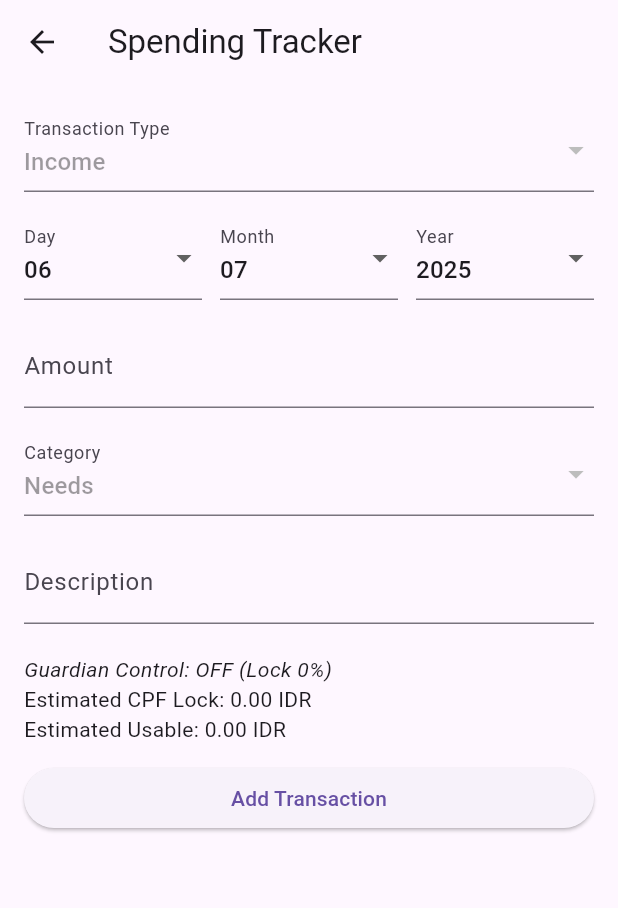
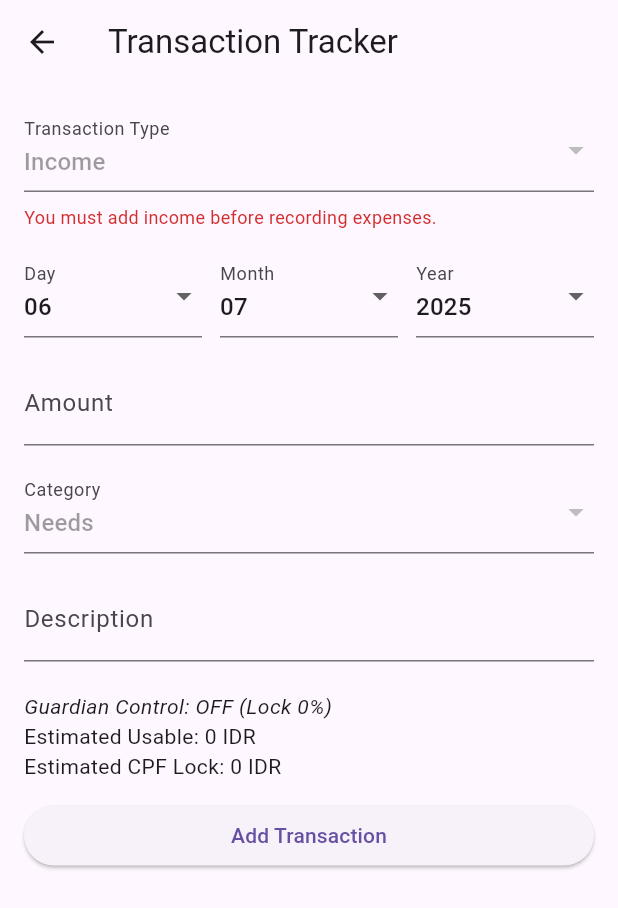
Before and after one commit to WilsonAnthonyT/SaveWiserApp, a Flutter app: the CurrentSavingsPage screen opened directly, after a tap on the "add" icon, on a phone screen of 412 x 824 dp. Shown: the top 908 px of the screen. Run offline on Flutter 3.47's test engine with Material 3 defaults, Android fonts, the phone set to English and light mode, and no system bars; our stand-ins replace firebase_auth, firebase_core, fl_chart, flutter_local_notifications, flutter_timezone, hive and 5 more; accounts and stored records are empty.

Commit message:
savings fix

```diff
--- a/savewiser/lib/pages/current_savings.dart
+++ b/savewiser/lib/pages/current_savings.dart
@@ -8,6 +8,27 @@ import 'spending_tracker.dart';
 
 final currencyFormatter = NumberFormat.decimalPattern();
 
+class MonthYear {
+  final int year;
+  final int month;
+
+  MonthYear({required this.year, required this.month});
+
+  @override
+  bool operator ==(Object other) =>
+      identical(this, other) ||
+      other is MonthYear &&
+          runtimeType == other.runtimeType &&
+          year == other.year &&
+          month == other.month;
+
+  @override
+  int get hashCode => year.hashCode ^ month.hashCode;
+
+  @override
+  String toString() => '$month/$year';
+}
+
 class CurrentSavingsPage extends StatefulWidget {
   const CurrentSavingsPage({super.key});
 
@@ -17,77 +38,87 @@ class CurrentSavingsPage extends StatefulWidget {
 
 class _CurrentSavingsPageState extends State<CurrentSavingsPage> {
   late Box<Transaction> _box;
-  late List<Map<String, int>> _recentMonths;
-  late Map<String, int> _selectedMonthYear;
+  late List<MonthYear> _recentMonths;
+  late MonthYear _selectedMonthYear;
 
   @override
   void initState() {
     super.initState();
     _box = Hive.box<Transaction>('transactions');
-    _recentMonths = _getRecentMonths(_box.values.toList());
+    _refreshMonths();
+  }
+
+  void _refreshMonths() {
+    final transactions = _box.values.toList();
+    _recentMonths = _getRecentMonths(transactions);
     _selectedMonthYear = _recentMonths.isNotEmpty
         ? _recentMonths.first
-        : {'year': DateTime.now().year, 'month': DateTime.now().month};
+        : MonthYear(year: DateTime.now().year, month: DateTime.now().month);
   }
 
-  List<Map<String, int>> _getRecentMonths(List<Transaction> transactions) {
-    final Set<String> uniqueExpenseKeys = {};
+  List<MonthYear> _getRecentMonths(List<Transaction> transactions) {
+    final Set<String> keys = {};
+    final List<MonthYear> result = [];
 
     for (var tx in transactions) {
       if (tx.transactionType == 'Expense') {
         final key = '${tx.year}-${tx.month.toString().padLeft(2, '0')}';
-        uniqueExpenseKeys.add(key);
+        if (keys.add(key)) {
+          result.add(MonthYear(year: tx.year, month: tx.month));
+        }
       }
     }
 
-    final List<Map<String, int>> uniqueMonths = uniqueExpenseKeys.map((key) {
-      final parts = key.split('-');
-      return {'year': int.parse(parts[0]), 'month': int.parse(parts[1])};
-    }).toList();
-
-    uniqueMonths.sort((a, b) {
-      final aDate = DateTime(a['year']!, a['month']!);
-      final bDate = DateTime(b['year']!, b['month']!);
-      return bDate.compareTo(aDate);
-    });
-
-    return uniqueMonths.take(5).toList();
+    result.sort(
+      (a, b) => DateTime(b.year, b.month).compareTo(DateTime(a.year, a.month)),
+    );
+    return result.take(5).toList();
   }
 
-  String _formatMonthYear(Map<String, int> map) {
-    final date = DateTime(map['year']!, map['month']!);
+  String _formatMonthYear(MonthYear m) {
+    final date = DateTime(m.year, m.month);
     return DateFormat('MMMM yyyy').format(date);
   }
 
-  double _calculateBalance(List<Transaction> transactions) {
-    return transactions.fold(0.0, (sum, tx) => sum + tx.amount);
-  }
+  double _calculateBalance(List<Transaction> transactions) =>
+      transactions.fold(0.0, (sum, tx) => sum + tx.amount);
 
-  double _calculateUsableBalance(List<Transaction> transactions) {
-    return transactions.fold(0.0, (sum, tx) => sum + tx.usablePortion);
-  }
+  double _calculateUsableBalance(List<Transaction> transactions) =>
+      transactions.fold(0.0, (sum, tx) => sum + tx.usablePortion);
 
-  double _calculatecpfBalance(List<Transaction> transactions) {
-    return transactions.fold(0.0, (sum, tx) => sum + tx.cpfPortion);
-  }
+  double _calculateCpfBalance(List<Transaction> transactions) =>
+      transactions.fold(0.0, (sum, tx) => sum + tx.cpfPortion);
 
   @override
   Widget build(BuildContext context) {
     return Scaffold(
+      backgroundColor: Colors.grey[100],
       body: ValueListenableBuilder(
         valueListenable: _box.listenable(),
         builder: (context, Box<Transaction> box, _) {
-          final allTransactions = box.values.toList();
-          final filteredTransactions = allTransactions.where((tx) {
-            return tx.month == _selectedMonthYear['month'] &&
-                tx.year == _selectedMonthYear['year'];
-          }).toList();
+          final allTx = box.values.toList();
 
-          final balance = _calculateBalance(allTransactions);
-          final usableBalance = _calculateUsableBalance(allTransactions);
-          final cpfBalance = _calculatecpfBalance(allTransactions);
+          // Refresh recentMonths in case of new data
+          final updated = _getRecentMonths(allTx);
+          if (!updated.contains(_selectedMonthYear) && updated.isNotEmpty) {
+            _selectedMonthYear = updated.first;
+          }
+          _recentMonths = updated;
 
-          return SingleChildScrollView(
+          final filteredTx = allTx
+              .where(
+                (tx) =>
+                    tx.year == _selectedMonthYear.year &&
+                    tx.month == _selectedMonthYear.month,
+              )
+              .toList();
+
+          final balance = _calculateBalance(allTx);
+          final usable = _calculateUsableBalance(allTx);
+          final cpf = _calculateCpfBalance(allTx);
+
+          return SafeArea(
+            child: SingleChildScrollView(
               padding: const EdgeInsets.all(20),
               child: Column(
                 crossAxisAlignment: CrossAxisAlignment.start,
@@ -96,74 +127,155 @@ class _CurrentSavingsPageState extends State<CurrentSavingsPage> {
                     child: Text(
                       'SAVEWISER',
                       style: TextStyle(
-                      fontSize: 24,
+                        fontSize: 28,
                         fontWeight: FontWeight.bold,
                         color: Colors.indigo[900],
+                        letterSpacing: 1.2,
                       ),
                     ),
                   ),
-                const SizedBox(height: 20),
-                Container(
+                  const SizedBox(height: 24),
+
+                  _buildBalanceCard(balance, usable, cpf),
+                  const SizedBox(height: 24),
+
+                  // Month dropdown
+                  _buildMonthDropdown(),
+
+                  const SizedBox(height: 24),
+
+                  SavingsPieChart(
+                    transactions: filteredTx,
+                    targetSavingsPercent: 20.0,
+                    onTap: () {
+                      Navigator.push(
+                        context,
+                        MaterialPageRoute(
+                          builder: (_) => TransactionListPage(
+                            transactions: filteredTx
+                                .map(
+                                  (tx) => {
+                                    "description": tx.description ?? '',
+                                    "amount": tx.amount,
+                                    "category": tx.category,
+                                    "date": DateTime(
+                                      tx.year,
+                                      tx.month,
+                                      tx.date!,
+                                    ),
+                                  },
+                                )
+                                .toList(),
+                          ),
+                        ),
+                      );
+                    },
+                  ),
+
+                  const SizedBox(height: 24),
+
+                  Center(
+                    child: ElevatedButton.icon(
+                      onPressed: () {
+                        Navigator.push(
+                          context,
+                          MaterialPageRoute(
+                            builder: (_) => TransactionListPage(
+                              transactions: filteredTx
+                                  .map(
+                                    (tx) => {
+                                      "description": tx.description ?? '',
+                                      "amount": tx.amount,
+                                      "category": tx.category,
+                                      "date": DateTime(
+                                        tx.year,
+                                        tx.month,
+                                        tx.date!,
+                                      ),
+                                    },
+                                  )
+                                  .toList(),
+                            ),
+                          ),
+                        );
+                      },
+                      icon: const Icon(Icons.history),
+                      label: const Text("See Transaction History"),
+                    ),
+                  ),
+                ],
+              ),
+            ),
+          );
+        },
+      ),
+      floatingActionButton: FloatingActionButton(
+        onPressed: () {
+          Navigator.push(
+            context,
+            MaterialPageRoute(builder: (_) => const SpendingTrackerPage()),
+          ).then((_) {
+            setState(() => _refreshMonths());
+          });
+        },
+        tooltip: 'Add Transaction',
+        child: const Icon(Icons.add),
+      ),
+    );
+  }
+
+  Widget _buildBalanceCard(double balance, double usable, double cpf) {
+    return Container(
       padding: const EdgeInsets.all(20),
       decoration: BoxDecoration(
-                    color: Colors.grey[200],
-                    borderRadius: BorderRadius.circular(32),
+        color: Colors.white,
+        borderRadius: BorderRadius.circular(24),
+        boxShadow: [
+          BoxShadow(
+            color: Colors.black12,
+            blurRadius: 12,
+            offset: Offset(0, 6),
+          ),
+        ],
       ),
       child: Column(
         crossAxisAlignment: CrossAxisAlignment.start,
         children: [
-                      Padding(
-                        padding: const EdgeInsets.only(bottom: 16),
-                        child: Text(
-                          'Total Balance: ${currencyFormatter.format(balance)}',
-                          style: TextStyle(
-                            fontSize: 22,
-                            fontWeight: FontWeight.bold,
-                            color: balance >= 0 ? Colors.green : Colors.red,
+          const Text(
+            'Overview',
+            style: TextStyle(fontSize: 18, fontWeight: FontWeight.w600),
           ),
+          const SizedBox(height: 12),
+          _buildBalanceRow("Total Balance", balance, Colors.blue.shade800),
+          _buildBalanceRow("Usable Balance", usable, Colors.green.shade700),
+          _buildBalanceRow("CPF Balance", cpf, Colors.orange.shade700),
+        ],
       ),
+    );
+  }
+
+  Widget _buildMonthDropdown() {
+    return Container(
+      padding: const EdgeInsets.symmetric(horizontal: 16, vertical: 8),
+      decoration: BoxDecoration(
+        color: Colors.white,
+        borderRadius: BorderRadius.circular(16),
+        boxShadow: [
+          BoxShadow(color: Colors.black12, blurRadius: 8, offset: Offset(0, 4)),
+        ],
       ),
-
-                      // Usable Balance
-                      Padding(
-                        padding: const EdgeInsets.only(bottom: 16),
-                        child: Text(
-                          'Usable Balance: ${currencyFormatter.format(usableBalance)}',
-                          style: TextStyle(
-                            fontSize: 22,
-                            fontWeight: FontWeight.bold,
-                            color: usableBalance >= 0
-                                ? Colors.green
-                                : Colors.red,
-                          ),
-                        ),
-                      ),
-
-                      // CPF Balance
-                      Padding(
-                        padding: const EdgeInsets.only(bottom: 16),
-                        child: Text(
-                          'CPF Balance: ${currencyFormatter.format(cpfBalance)}',
-                          style: TextStyle(
-                            fontSize: 22,
-                            fontWeight: FontWeight.bold,
-                            color: cpfBalance >= 0 ? Colors.green : Colors.red,
-                          ),
-                        ),
-                      ),
-
-                      DropdownButton<Map<String, int>>(
+      child: DropdownButtonHideUnderline(
+        child: DropdownButton<MonthYear>(
           value: _selectedMonthYear,
           isExpanded: true,
-                        items: _recentMonths.map((monthMap) {
+          items: _recentMonths.map((monthYear) {
             return DropdownMenuItem(
-                            value: monthMap,
+              value: monthYear,
               child: Text(
-                              _formatMonthYear(monthMap),
+                _formatMonthYear(monthYear),
                 style: const TextStyle(
-                                fontSize: 20,
-                                fontWeight: FontWeight.bold,
-                                decoration: TextDecoration.underline,
+                  fontSize: 16,
+                  fontWeight: FontWeight.w500,
                 ),
               ),
             );
@@ -174,80 +286,26 @@ class _CurrentSavingsPageState extends State<CurrentSavingsPage> {
             }
           },
         ),
-                      const SizedBox(height: 20),
-                      SavingsPieChart(
-                        transactions: filteredTransactions,
-                        targetSavingsPercent:
-                            20.0, // later replace with prefs.getDouble() if needed
-                        onTap: () {
-                          Navigator.push(
-                            context,
-                            MaterialPageRoute(
-                              builder: (_) => TransactionListPage(
-                                transactions: filteredTransactions.map((tx) {
-                                  return {
-                                    "description": tx.description ?? '',
-                                    "amount": tx.amount,
-                                    "category": tx.category,
-                                    "date": DateTime(
-                                      tx.year,
-                                      tx.month,
-                                      tx.date!,
-                                    ),
-                                  };
-                                }).toList(),
-                              ),
       ),
     );
-                        },
-                      ),
+  }
 
-                      const SizedBox(height: 20),
-                      Center(
-                        child: ElevatedButton(
-                          onPressed: () {
-                            Navigator.push(
-                              context,
-                              MaterialPageRoute(
-                                builder: (_) => TransactionListPage(
-                                  transactions: filteredTransactions.map((tx) {
-                                    return {
-                                      "description": tx.description ?? '',
-                                      "amount": tx.amount,
-                                      "category": tx.category,
-                                      "date": DateTime(
-                                        tx.year,
-                                        tx.month,
-                                        tx.date!,
-                                      ),
-                                    };
-                                  }).toList(),
-                                ),
-                              ),
-                            );
-                          },
-                          child: const Text("See Transaction History"),
+  Widget _buildBalanceRow(String label, double value, Color color) {
+    return Padding(
+      padding: const EdgeInsets.only(bottom: 10),
+      child: Row(
+        mainAxisAlignment: MainAxisAlignment.spaceBetween,
+        children: [
+          Text(label, style: const TextStyle(fontSize: 16)),
+          Text(
+            '${currencyFormatter.format(value)} IDR',
+            style: TextStyle(
+              fontSize: 16,
+              fontWeight: FontWeight.bold,
+              color: color,
             ),
           ),
         ],
-                  ),
-                ),
-              ],
-            ),
-          );
-        },
-      ),
-
-      floatingActionButton: FloatingActionButton(
-        onPressed: () {
-          Navigator.push(
-            context,
-            MaterialPageRoute(builder: (_) => const SpendingTrackerPage()),
-          );
-        },
-        // backgroundColor: const Color.fromARGB(255, 255, 178, 250),
-        child: const Icon(Icons.add),
-        tooltip: 'Add Transaction',
       ),
     );
   }
--- a/savewiser/lib/pages/spending_tracker.dart
+++ b/savewiser/lib/pages/spending_tracker.dart
@@ -4,6 +4,10 @@ import '../models/transaction.dart';
 import 'package:shared_preferences/shared_preferences.dart';
 import '../utils/thousand_separator_input.dart';
 import 'package:flutter/services.dart';
+import 'package:intl/intl.dart';
+
+final NumberFormat currencyFormatter =
+    NumberFormat.decimalPattern(); // 'en_US' by default
 
 class SpendingTrackerPage extends StatefulWidget {
   const SpendingTrackerPage({super.key});
@@ -23,6 +27,9 @@ class _SpendingTrackerPageState extends State<SpendingTrackerPage> {
     super.initState();
     _openBox();
     _loadPrefs();
+    _amountController.addListener(() {
+      setState(() {}); // Triggers rebuild on every input change
+    });
   }
 
   Future<void> _openBox() async {
@@ -75,13 +82,25 @@ class _SpendingTrackerPageState extends State<SpendingTrackerPage> {
   }
 
   double _getEstimatedCpf() {
-    final input = double.tryParse(_amountController.text) ?? 0.0;
-    return input * (_autoLockPct / 100); // dynamic CPF
+    final input = double.tryParse(
+      _amountController.text.replaceAll(RegExp(r'[^\d]'), ''),
+    );
+    return (input ?? 0.0) * (_autoLockPct / 100);
   }
 
   double _getEstimatedUsable() {
-    final input = double.tryParse(_amountController.text) ?? 0.0;
-    return input - _getEstimatedCpf();
+    final input = double.tryParse(
+      _amountController.text.replaceAll(RegExp(r'[^\d]'), ''),
+    );
+    final cpf = (input ?? 0.0) * (_autoLockPct / 100);
+    return (input ?? 0.0) - cpf;
+  }
+
+  double _getInputAmount() {
+    return double.tryParse(
+          _amountController.text.replaceAll(RegExp(r'[^\d]'), ''),
+        ) ??
+        0.0;
   }
 
   void _addTransaction() async {
@@ -165,17 +184,13 @@ class _SpendingTrackerPageState extends State<SpendingTrackerPage> {
 
   // Function to prompt for CPF approval
   Future<bool> _promptForCfpApproval(double remainingAmount) async {
-    // You can implement your logic for asking user approval here
-    // For simplicity, we return true as if the user approved the use of CPF funds
-
-    // For example, a dialog could pop up to ask for confirmation:
     return await showDialog(
           context: context,
           builder: (BuildContext context) {
             return AlertDialog(
               title: Text('Use CPF Funds'),
               content: Text(
-                'Do you approve using $remainingAmount $_currency from your CPF balance?',
+                'Do you approve using ${currencyFormatter.format(remainingAmount)} $_currency from your CPF balance?',
               ),
               actions: [
                 TextButton(
@@ -208,13 +223,13 @@ class _SpendingTrackerPageState extends State<SpendingTrackerPage> {
     final double usableBalance = getUsableBalance();
 
     // Force "Income" type if balance is 0
-    if (balance == 0 && _transactionType != 'Income') {
+    if (balance <= 0 && _transactionType != 'Income') {
       _transactionType = 'Income';
       _selectedCategory = 'Needs';
     }
 
     return Scaffold(
-      appBar: AppBar(title: const Text("Spending Tracker")),
+      appBar: AppBar(title: const Text("Transaction Tracker")),
       body: Padding(
         padding: const EdgeInsets.all(16.0),
         child: Form(
@@ -222,22 +237,29 @@ class _SpendingTrackerPageState extends State<SpendingTrackerPage> {
           child: ListView(
             children: [
               DropdownButtonFormField<String>(
-                value: _transactionType.isNotEmpty
-                    ? _transactionType
-                    : null, // Ensure value is valid
+                value: _transactionType.isNotEmpty ? _transactionType : null,
                 items: _transactionTypes
                     .map(
                       (type) =>
                           DropdownMenuItem(value: type, child: Text(type)),
                     )
                     .toList(),
-                onChanged: (balance == 0)
-                    ? null // disable if balance is zero
+                onChanged: (balance <= 0)
+                    ? null
                     : (val) => setState(() => _transactionType = val!),
                 decoration: const InputDecoration(
                   labelText: "Transaction Type",
                 ),
               ),
+
+              if (balance <= 0)
+                Padding(
+                  padding: const EdgeInsets.only(top: 8.0),
+                  child: Text(
+                    "You must add income before recording expenses.",
+                    style: TextStyle(fontSize: 12, color: Colors.red[700]),
+                  ),
+                ),
 
               const SizedBox(height: 16),
               Row(
@@ -335,21 +357,28 @@ class _SpendingTrackerPageState extends State<SpendingTrackerPage> {
                   ),
                 ),
                 Text(
-                  "Estimated CPF Lock: ${_getEstimatedCpf().toStringAsFixed(2)} $_currency",
+                  "Estimated Usable: ${currencyFormatter.format(_getEstimatedUsable())} $_currency",
                   style: const TextStyle(fontSize: 14),
                 ),
                 Text(
-                  "Estimated Usable: ${_getEstimatedUsable().toStringAsFixed(2)} $_currency",
+                  "Estimated CPF Lock: ${currencyFormatter.format(_getEstimatedCpf())} $_currency",
                   style: const TextStyle(fontSize: 14),
                 ),
                 const SizedBox(height: 12),
               ] else if (_transactionType == 'Expense') ...[
                 Text(
-                  "Current Usable Balance: ${usableBalance.toStringAsFixed(2)} $_currency",
+                  _transactionType == 'Expense' &&
+                          _amountController.text.isNotEmpty
+                      ? "After Transaction - Usable: ${currencyFormatter.format((getUsableBalance() - (_getInputAmount().clamp(0, getUsableBalance()))).toInt())} $_currency"
+                      : "Current Usable Balance: ${currencyFormatter.format(getUsableBalance().toInt())} $_currency",
                   style: const TextStyle(fontSize: 14),
                 ),
                 Text(
-                  "CPF Balance: ${cpfBalance.toStringAsFixed(2)} $_currency",
+                  _transactionType == 'Expense' &&
+                          _amountController.text.isNotEmpty &&
+                          _getInputAmount() > getUsableBalance()
+                      ? "After Transaction - CPF: ${currencyFormatter.format((getCpfBalance() - (_getInputAmount() - getUsableBalance())).toInt())} $_currency"
+                      : "CPF Balance: ${currencyFormatter.format(getCpfBalance().toInt())} $_currency",
                   style: const TextStyle(fontSize: 14),
                 ),
                 const SizedBox(height: 12),
```
Lines whose indentation alone changed are shown as unchanged.
